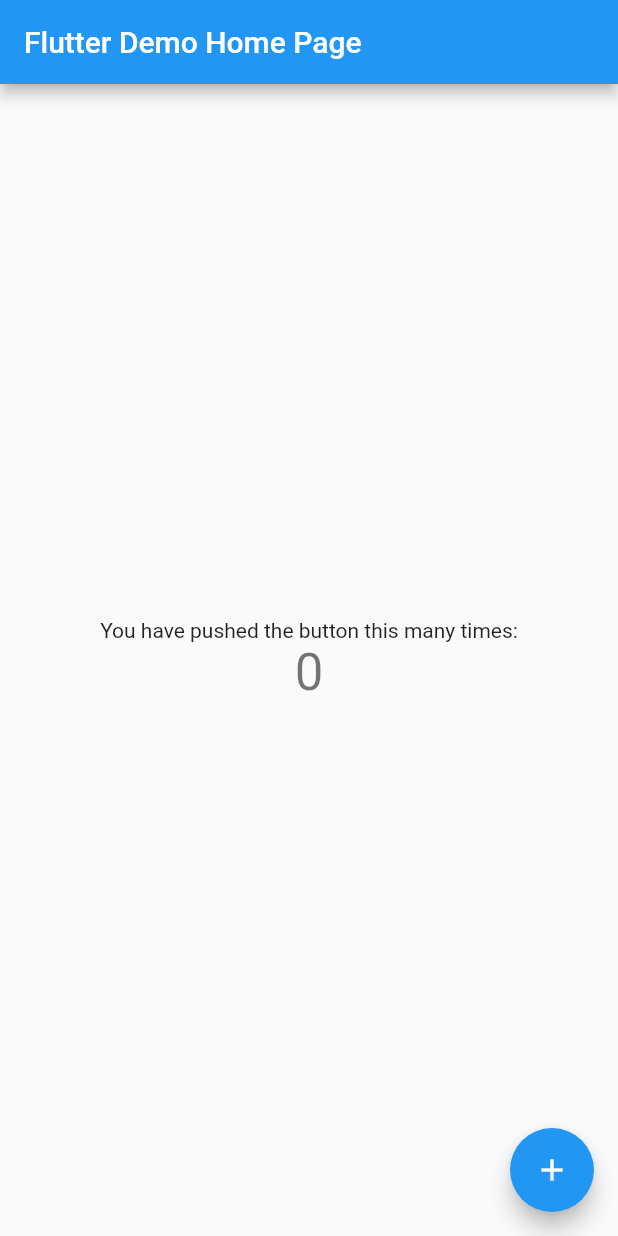
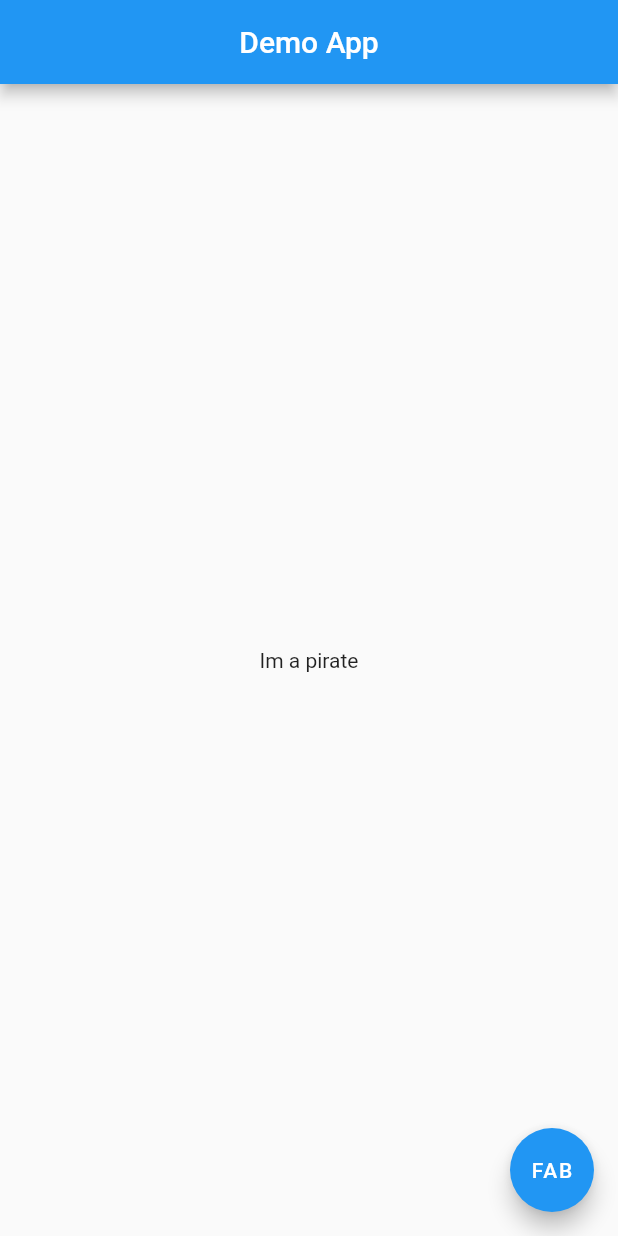
Before and after one commit to jscastanos/labs2020, a Flutter app: the screen it shows after launch, on a phone screen of 412 x 824 dp. Run offline on Flutter 3.47's test engine with Material 2 defaults, Android fonts, the phone set to English and light mode, and no system bars.

Commit message:
Basic Scaffold Layout

```diff
--- a/lib/main.dart
+++ b/lib/main.dart
@@ -1,117 +1,16 @@
 import 'package:flutter/material.dart';
 
-void main() {
-  runApp(MyApp());
-}
-
-class MyApp extends StatelessWidget {
-  // This widget is the root of your application.
-  @override
-  Widget build(BuildContext context) {
-    return MaterialApp(
-      title: 'Flutter Demo',
-      theme: ThemeData(
-        // This is the theme of your application.
-        //
-        // Try running your application with "flutter run". You'll see the
-        // application has a blue toolbar. Then, without quitting the app, try
-        // changing the primarySwatch below to Colors.green and then invoke
-        // "hot reload" (press "r" in the console where you ran "flutter run",
-        // or simply save your changes to "hot reload" in a Flutter IDE).
-        // Notice that the counter didn't reset back to zero; the application
-        // is not restarted.
-        primarySwatch: Colors.blue,
-        // This makes the visual density adapt to the platform that you run
-        // the app on. For desktop platforms, the controls will be smaller and
-        // closer together (more dense) than on mobile platforms.
-        visualDensity: VisualDensity.adaptivePlatformDensity,
-      ),
-      home: MyHomePage(title: 'Flutter Demo Home Page'),
-    );
-  }
-}
-
-class MyHomePage extends StatefulWidget {
-  MyHomePage({Key key, this.title}) : super(key: key);
-
-  // This widget is the home page of your application. It is stateful, meaning
-  // that it has a State object (defined below) that contains fields that affect
-  // how it looks.
-
-  // This class is the configuration for the state. It holds the values (in this
-  // case the title) provided by the parent (in this case the App widget) and
-  // used by the build method of the State. Fields in a Widget subclass are
-  // always marked "final".
-
-  final String title;
-
-  @override
-  _MyHomePageState createState() => _MyHomePageState();
-}
-
-class _MyHomePageState extends State<MyHomePage> {
-  int _counter = 0;
-
-  void _incrementCounter() {
-    setState(() {
-      // This call to setState tells the Flutter framework that something has
-      // changed in this State, which causes it to rerun the build method below
-      // so that the display can reflect the updated values. If we changed
-      // _counter without calling setState(), then the build method would not be
-      // called again, and so nothing would appear to happen.
-      _counter++;
-    });
-  }
-
-  @override
-  Widget build(BuildContext context) {
-    // This method is rerun every time setState is called, for instance as done
-    // by the _incrementCounter method above.
-    //
-    // The Flutter framework has been optimized to make rerunning build methods
-    // fast, so that you can just rebuild anything that needs updating rather
-    // than having to individually change instances of widgets.
-    return Scaffold(
-      appBar: AppBar(
-        // Here we take the value from the MyHomePage object that was created by
-        // the App.build method, and use it to set our appbar title.
-        title: Text(widget.title),
-      ),
-      body: Center(
-        // Center is a layout widget. It takes a single child and positions it
-        // in the middle of the parent.
-        child: Column(
-          // Column is also a layout widget. It takes a list of children and
-          // arranges them vertically. By default, it sizes itself to fit its
-          // children horizontally, and tries to be as tall as its parent.
-          //
-          // Invoke "debug painting" (press "p" in the console, choose the
-          // "Toggle Debug Paint" action from the Flutter Inspector in Android
-          // Studio, or the "Toggle Debug Paint" command in Visual Studio Code)
-          // to see the wireframe for each widget.
-          //
-          // Column has various properties to control how it sizes itself and
-          // how it positions its children. Here we use mainAxisAlignment to
-          // center the children vertically; the main axis here is the vertical
-          // axis because Columns are vertical (the cross axis would be
-          // horizontal).
-          mainAxisAlignment: MainAxisAlignment.center,
-          children: <Widget>[
-            Text(
-              'You have pushed the button this many times:',
-            ),
-            Text(
-              '$_counter',
-              style: Theme.of(context).textTheme.headline4,
-            ),
-          ],
+void main() => runApp(MaterialApp(
+      home: Scaffold(
+        appBar: AppBar(
+          title: Text('Demo App'),
+          centerTitle: true,
+        ),
+        body: Center(
+          child: Text('Im a pirate'),
+        ),
+        floatingActionButton: FloatingActionButton(
+          child: Text('FAB'),
         ),
       ),
-      floatingActionButton: FloatingActionButton(
-        onPressed: _incrementCounter,
-        tooltip: 'Increment',
-        child: Icon(Icons.add),
-      ), // This trailing comma makes auto-formatting nicer for build methods.
-    );
-  }
-}
+    ));
```
Also changed, not shown: 2 other files.
